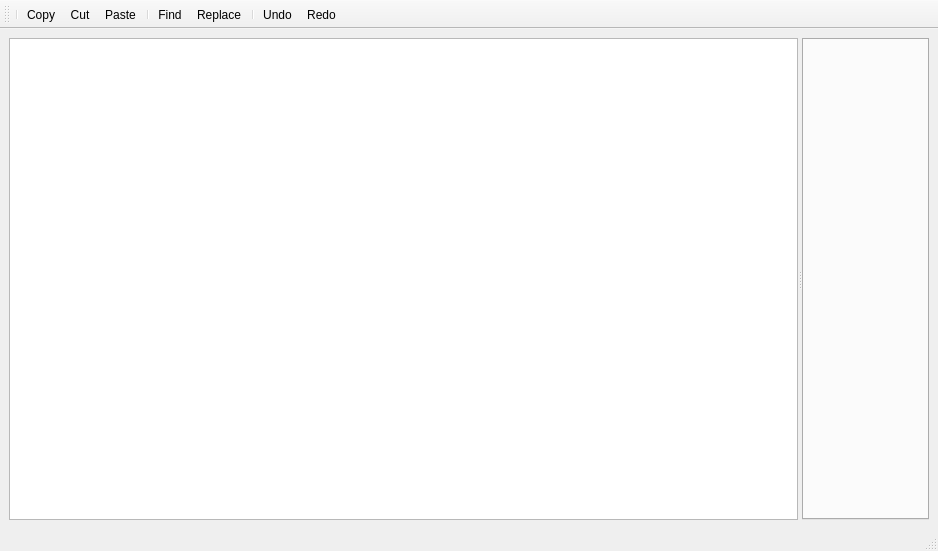
Old version of the form app/src/mainwindow.ui in the repository MansTomb/utext.
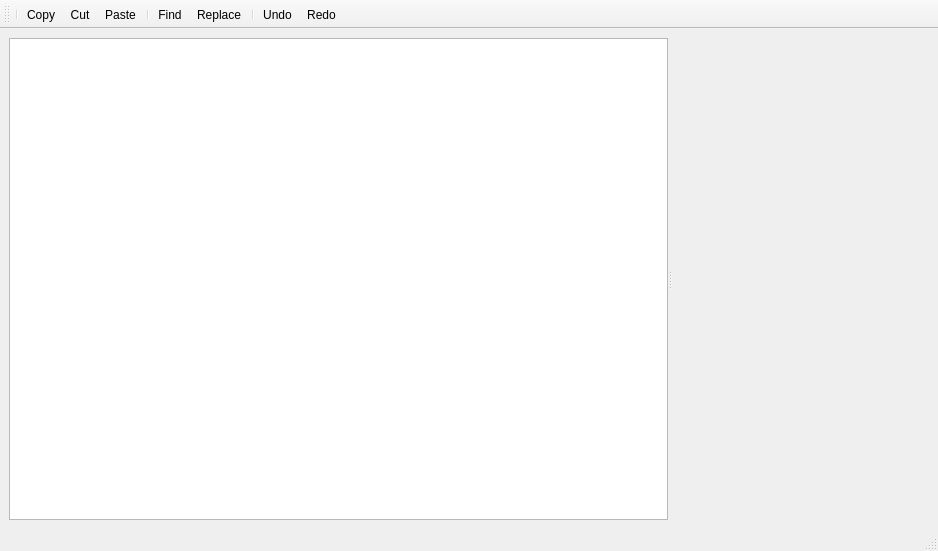
New version of the form. Custom widgets are drawn as their Qt base class.

Commit message: EmptyWidget now under splitter

What changed in the file:
```diff
--- a/app/src/mainwindow.ui
+++ b/app/src/mainwindow.ui
@@ -17,6 +17,12 @@
    <layout class="QGridLayout" name="gridLayout">
     <item row="0" column="0">
      <widget class="QSplitter" name="splitter">
+      <property name="sizePolicy">
+       <sizepolicy hsizetype="Expanding" vsizetype="Preferred">
+        <horstretch>0</horstretch>
+        <verstretch>0</verstretch>
+       </sizepolicy>
+      </property>
       <property name="orientation">
        <enum>Qt::Horizontal</enum>
       </property>
@@ -34,26 +40,7 @@
         </size>
        </property>
       </widget>
-      <widget class="TabChanger" name="tabWidget">
-       <property name="tabPosition">
-        <enum>QTabWidget::North</enum>
-       </property>
-       <property name="tabShape">
-        <enum>QTabWidget::Triangular</enum>
-       </property>
-       <property name="currentIndex">
-        <number>-1</number>
-       </property>
-       <property name="elideMode">
-        <enum>Qt::ElideNone</enum>
-       </property>
-       <property name="tabsClosable">
-        <bool>true</bool>
-       </property>
-       <property name="movable">
-        <bool>true</bool>
-       </property>
-      </widget>
+      <widget class="EmptyWidget" name="widget" native="true"/>
      </widget>
     </item>
    </layout>
@@ -175,17 +162,17 @@
   </action>
  </widget>
  <customwidgets>
-  <customwidget>
-   <class>TabChanger</class>
-   <extends>QTabWidget</extends>
-   <header>tabchanger.h</header>
-   <container>1</container>
-  </customwidget>
   <customwidget>
    <class>ProjectView</class>
    <extends>QTreeView</extends>
    <header>projectview.h</header>
   </customwidget>
+  <customwidget>
+   <class>EmptyWidget</class>
+   <extends>QWidget</extends>
+   <header>emptywidget.h</header>
+   <container>1</container>
+  </customwidget>
  </customwidgets>
  <resources/>
  <connections/>
```
The commit also changes 5 other files.
